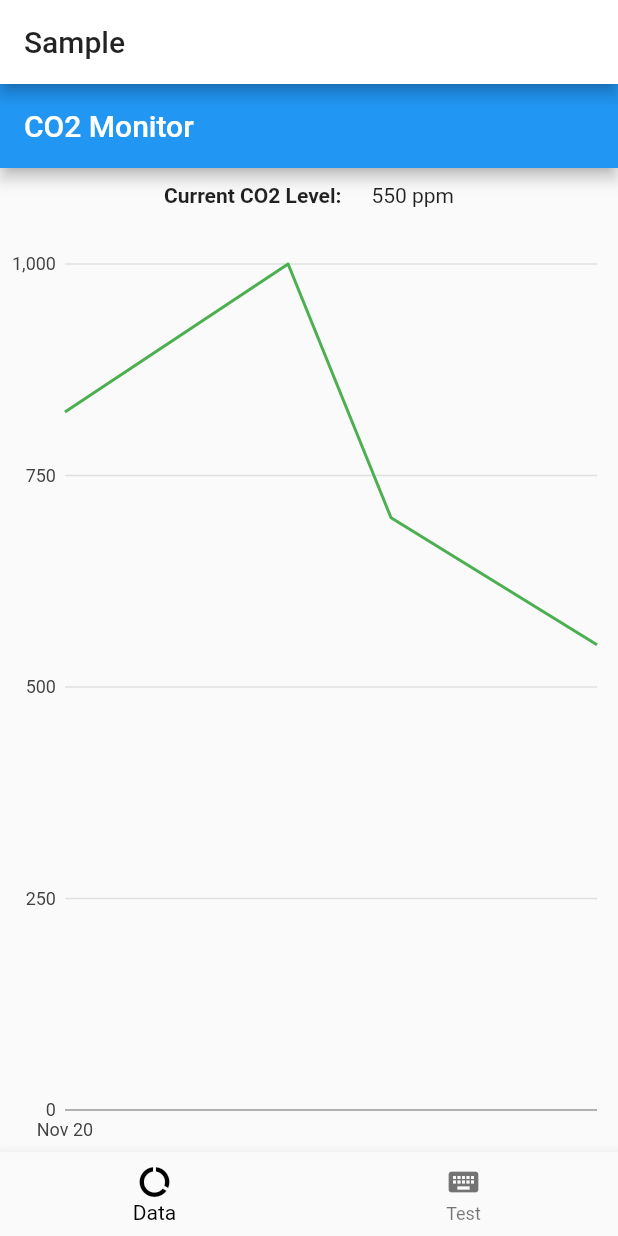
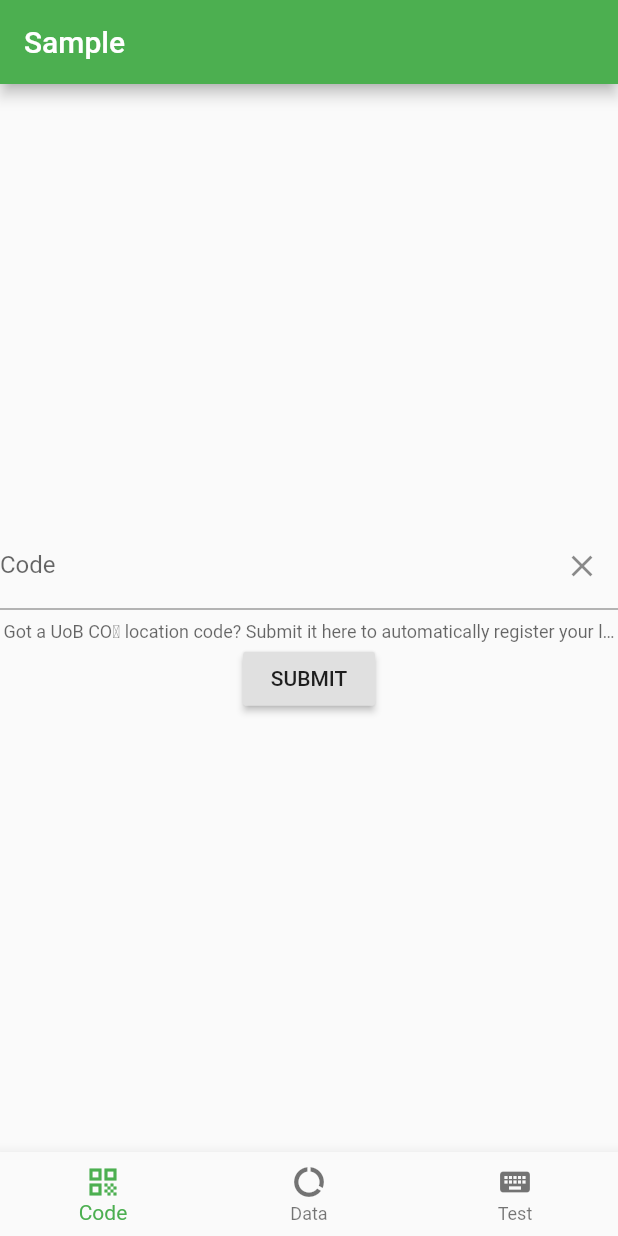
Before and after one commit to spe-uob/2020-CO2Monitor, a Flutter app: the screen it shows after launch, on a phone screen of 412 x 824 dp. Run offline on Flutter 3.47's test engine with Material 2 defaults, Android fonts, the phone set to English and light mode, and no system bars; our stand-ins replace charts_flutter, tuple; generated files the repository leaves out were written again.

Commit message:
Add registration screens

```diff
--- a/lib/main.dart
+++ b/lib/main.dart
@@ -1,3 +1,4 @@
+import 'package:co2_monitor/pages/codeEntry.dart';
 import 'package:co2_monitor/pages/deviceManager.dart';
 import 'package:co2_monitor/theme.dart';
 import 'package:flutter/material.dart';
@@ -27,10 +28,12 @@ class _MainViewState extends State<MainView> {
 
   // Hold (page, icon) pairs.
   List<Tuple2<Widget, BottomNavigationBarItem>> _pages = [
+    Tuple2(CodeEntry(),
+        BottomNavigationBarItem(icon: Icon(Icons.qr_code), label: "Code")),
     Tuple2(DataChart(test: true),
         BottomNavigationBarItem(icon: Icon(Icons.data_usage), label: "Data")),
     // BottomNavigationBar requires at least two items, add a junk one
-    Tuple2(DeviceManager(),
+    Tuple2(Manager(),
         BottomNavigationBarItem(icon: Icon(Icons.keyboard), label: "Test")),
   ];
 
--- /dev/null
+++ b/lib/pages/codeEntry.dart
@@ -0,0 +1,39 @@
+import 'package:flutter/material.dart';
+
+// The code entry page displays a large text box.
+// The user can input a provided code to register their location.
+class CodeEntry extends StatefulWidget {
+  @override
+  _CodeEntryState createState() => _CodeEntryState();
+}
+
+class _CodeEntryState extends State<CodeEntry> {
+  String text;
+  final TextEditingController _controller = new TextEditingController();
+
+  Widget build(BuildContext context) {
+    return Column(
+      mainAxisAlignment: MainAxisAlignment.center,
+      crossAxisAlignment: CrossAxisAlignment.center,
+      children: [
+        TextField(
+          textCapitalization: TextCapitalization.characters,
+          textAlign: TextAlign.center,
+          controller: _controller,
+          autocorrect: false,
+          decoration: InputDecoration(
+              labelText: "Code",
+              helperText: "Got a UoB CO₂ location code? " +
+                  "Submit it here to automatically register your location.",
+              hintText: "E10385",
+              suffixIcon: IconButton(
+                  icon: Icon(Icons.clear),
+                  onPressed: () => _controller.clear())),
+        ),
+        RaisedButton(
+            child: Text("SUBMIT"),
+            onPressed: () => setState(() => text = _controller.text)),
+      ],
+    );
+  }
+}
--- a/lib/pages/dataChart.dart
+++ b/lib/pages/dataChart.dart
@@ -66,7 +66,6 @@ class DataChartState extends State<DataChart> {
     return MaterialApp(
       title: "CO2 Monitor",
       home: Scaffold(
-        appBar: AppBar(title: Text("CO2 Monitor")),
         body: Column(
             mainAxisAlignment: MainAxisAlignment.center,
             mainAxisSize: MainAxisSize.min,
@@ -115,11 +114,10 @@ class DataChartState extends State<DataChart> {
                   // constraints: BoxConstraints.tight(Size(350, 550)),
                   // alignment: Alignment.center,
                   key: Key('Graph Container'),
-                  child: chartBuilder()
-              ),
+                  child: chartBuilder()),
               // ),
-        ]),
-     ),
+            ]),
+      ),
     );
   }
 }
--- a/lib/theme.dart
+++ b/lib/theme.dart
@@ -3,10 +3,13 @@ import 'package:flutter/material.dart';
 IconThemeData iconTheme = IconThemeData(color: Colors.black);
 
 ThemeData appTheme = ThemeData(
-  primaryColor: Colors.white,
-  accentColor: Colors.green[800],
-  textTheme: Typography.blackCupertino,
-  iconTheme: iconTheme,
-  bottomNavigationBarTheme:
-      BottomNavigationBarThemeData(selectedItemColor: Colors.black),
-);
+    backgroundColor: Colors.white,
+    primaryColor: Colors.green,
+    accentColor: Colors.green[800],
+    textTheme: Typography.blackCupertino,
+    iconTheme: iconTheme,
+    bottomNavigationBarTheme:
+        BottomNavigationBarThemeData(selectedItemColor: Colors.green),
+    textButtonTheme: TextButtonThemeData(
+        style: ButtonStyle(
+            foregroundColor: MaterialStateProperty.all(Colors.green))));
```
Also changed, not shown: lib/pages/deviceManager.dart (+7 -87 lines), lib/widgets/deviceItem.dart (added, +39 -0 lines), 1 other file.
